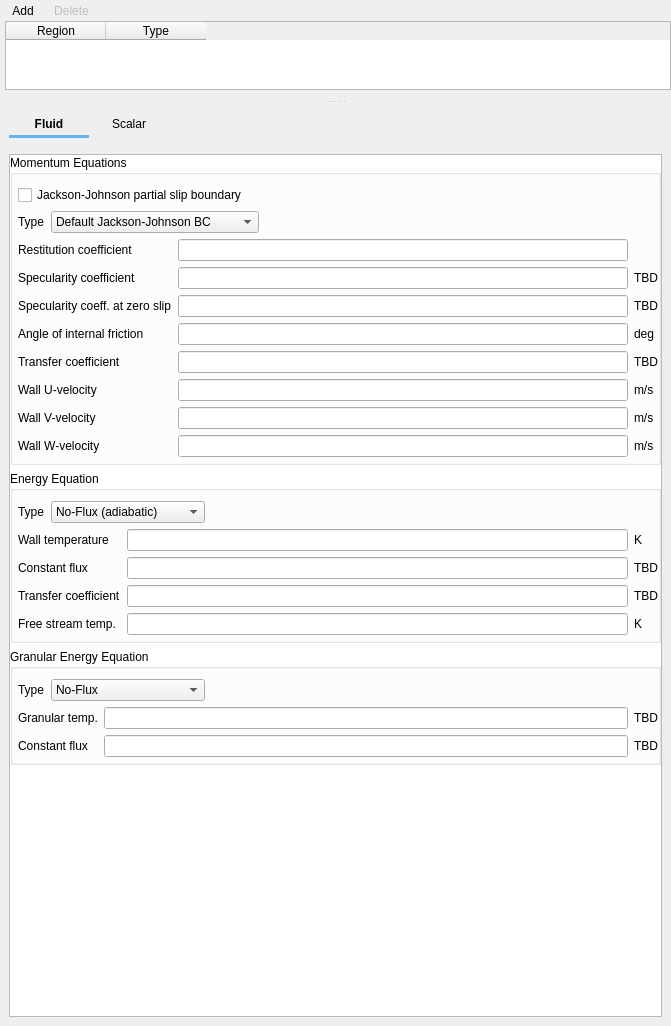
Before: the Qt Designer form gui/uifiles/boundary_conditions.ui in truongd8593/mfix, drawn with Qt 5.
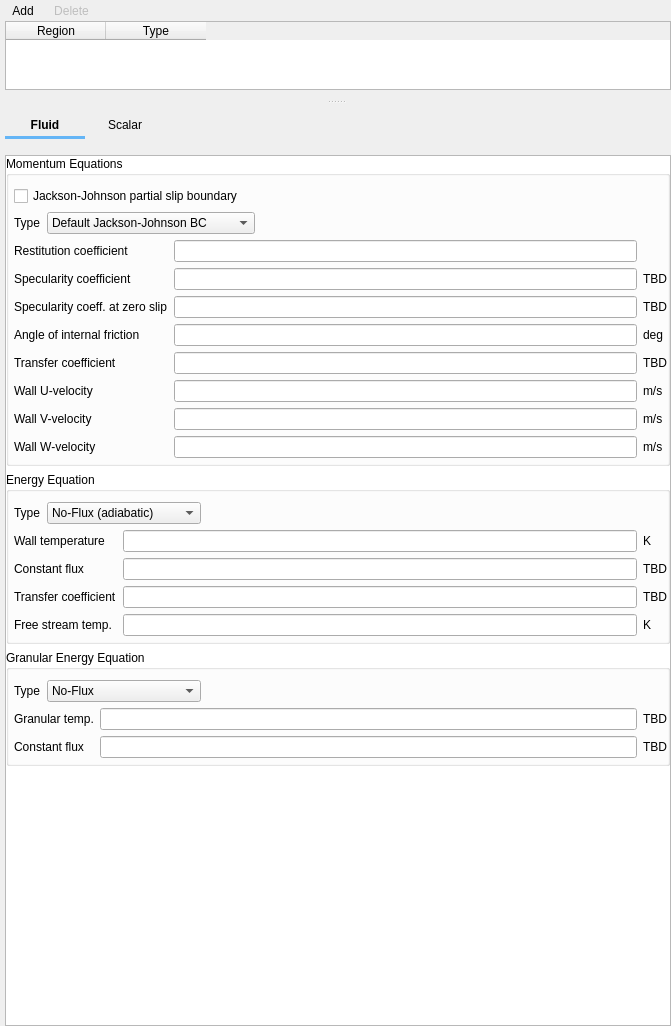
After: the same form once the commit is applied. Custom widgets are drawn as their Qt base class.

Commit message: ICs/BCs/solids:  don't disable scrollbar when disabling inputs, adjust margins

```diff
--- a/gui/uifiles/boundary_conditions.ui
+++ b/gui/uifiles/boundary_conditions.ui
@@ -33,7 +33,7 @@
      </property>
      <widget class="QFrame" name="top_frame">
       <property name="sizePolicy">
-       <sizepolicy hsizetype="Expanding" vsizetype="Minimum">
+       <sizepolicy hsizetype="Expanding" vsizetype="MinimumExpanding">
         <horstretch>0</horstretch>
         <verstretch>0</verstretch>
        </sizepolicy>
@@ -184,6 +184,18 @@
        </sizepolicy>
       </property>
       <layout class="QGridLayout" name="gridLayout_10">
+       <property name="leftMargin">
+        <number>5</number>
+       </property>
+       <property name="topMargin">
+        <number>10</number>
+       </property>
+       <property name="rightMargin">
+        <number>0</number>
+       </property>
+       <property name="bottomMargin">
+        <number>0</number>
+       </property>
        <item row="0" column="0">
         <layout class="QHBoxLayout" name="horizontalLayout_7">
          <item>
@@ -302,18 +314,18 @@
           </size>
          </property>
          <property name="styleSheet">
-          <string notr="true">QWidget#scrollareawidgetcontents {background-color: white}</string>
+          <string notr="true">QWidget#detail_pane {background-color: white}</string>
          </property>
          <property name="widgetResizable">
           <bool>true</bool>
          </property>
-         <widget class="QWidget" name="scrollareawidgetcontents">
+         <widget class="QWidget" name="detail_pane">
           <property name="geometry">
            <rect>
             <x>0</x>
             <y>0</y>
-            <width>649</width>
-            <height>850</height>
+            <width>662</width>
+            <height>858</height>
            </rect>
           </property>
           <layout class="QGridLayout" name="gridLayout_2">
```
The commit also changes 5 other files.
